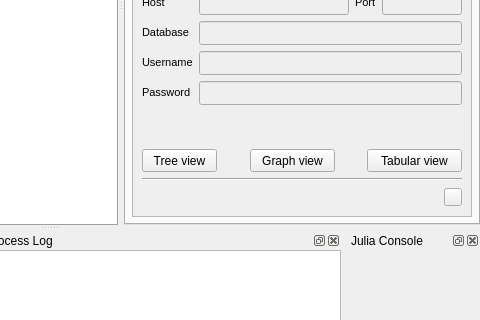
Qt form spinetoolbox/ui/mainwindow.ui (spine-tools/Spine-Toolbox) before a commit; both pictures show x 382 to 862 and y 244 to 564 of the 862 by 708 pixel window.
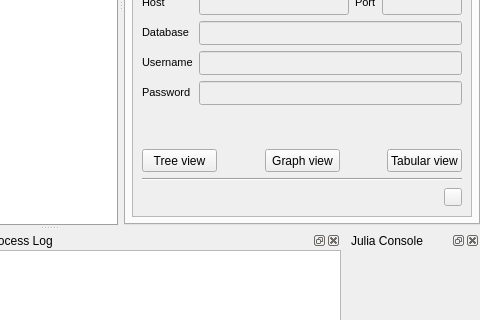
The same form after that commit. The open tabs and pages were chosen to show the change. Icons and pictures are not drawn. Custom widgets are drawn as their Qt base class.

The edit to the form file:
```diff
--- a/spinetoolbox/ui/mainwindow.ui
+++ b/spinetoolbox/ui/mainwindow.ui
@@ -426,7 +426,7 @@
              <rect>
               <x>0</x>
               <y>0</y>
-              <width>336</width>
+              <width>349</width>
               <height>361</height>
              </rect>
             </property>
@@ -1072,7 +1072,7 @@
                  </property>
                  <property name="minimumSize">
                   <size>
-                   <width>85</width>
+                   <width>75</width>
                    <height>23</height>
                   </size>
                  </property>
@@ -1113,7 +1113,7 @@
                  </property>
                  <property name="minimumSize">
                   <size>
-                   <width>95</width>
+                   <width>75</width>
                    <height>23</height>
                   </size>
                  </property>
```
Left out of the diff: 18 changed lines with no effect on the pictures.
